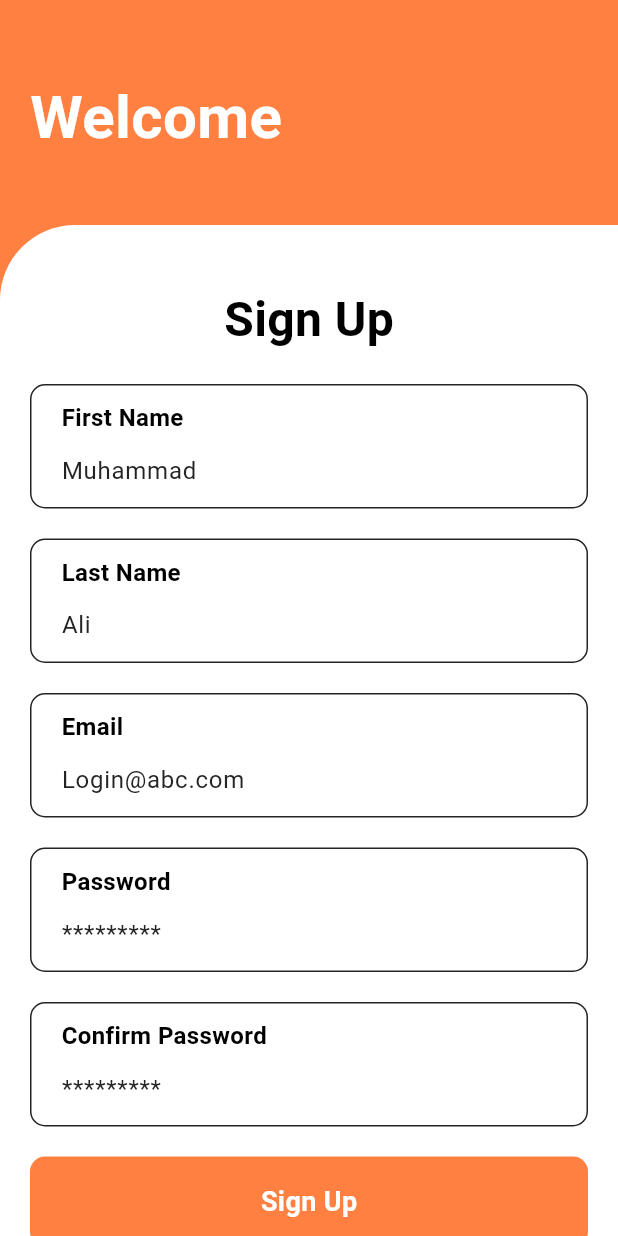
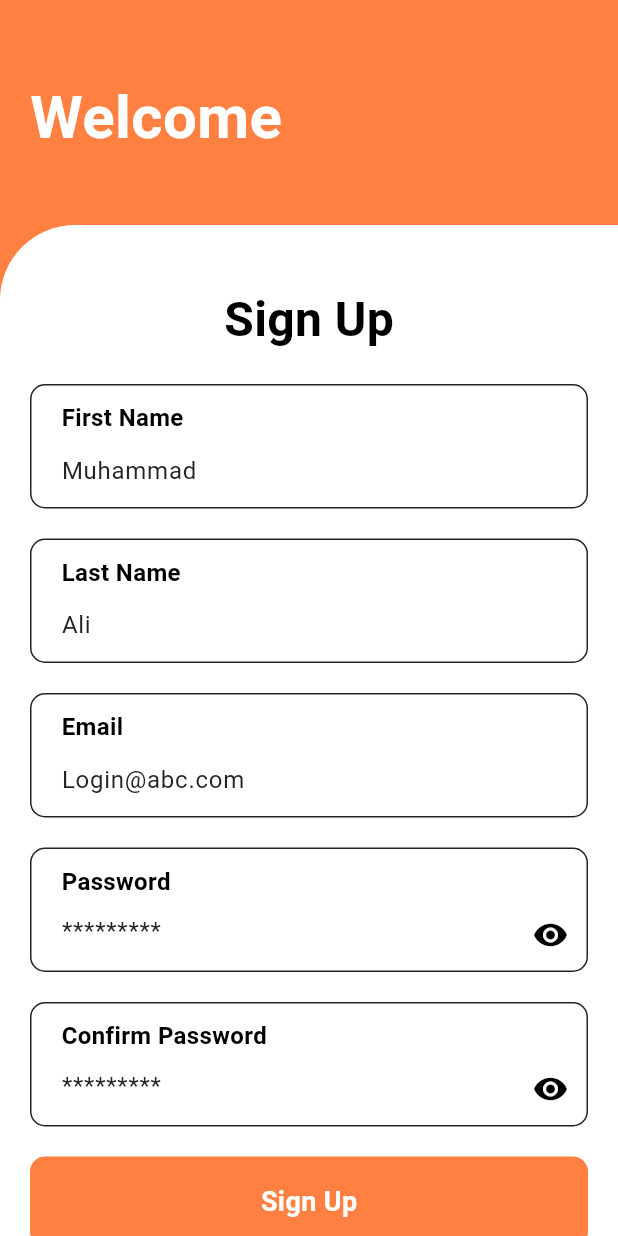
Before and after one commit to attaurrehmanhaji/Login-Signup-Screen, a Flutter app: the screen it shows after launch, after a tap on "Sign Up", on a phone screen of 412 x 824 dp. Run offline on Flutter 3.47's test engine with Material 3 defaults, Android fonts, the phone set to English and light mode, and no system bars; our stand-ins replace flutter_screenutil.

Commit message:
textfield updated

```diff
--- /dev/null
+++ b/devtools_options.yaml
@@ -0,0 +1,3 @@
+description: This file stores settings for Dart & Flutter DevTools.
+documentation: https://docs.flutter.dev/tools/devtools/extensions#configure-extension-enablement-states
+extensions:
--- a/lib/src/features/Auth/forget_password.dart
+++ b/lib/src/features/Auth/forget_password.dart
@@ -79,9 +79,9 @@ class _ForgetPasswordState extends State<ForgetPassword> {
                 ),
                 SizedBox(height: 10),
                 TxtField(
-                  'email',
-                  'Login@abc.com',
-                  false,
+                  labelText: 'email',
+                  hintText: 'Login@abc.com',
+                  obscureText: false,
                   controller: emailController,
                 ),
                 AppButtan(btnText: 'Send', onTap: () {}),
--- a/lib/src/features/Auth/login.dart
+++ b/lib/src/features/Auth/login.dart
@@ -36,9 +36,9 @@ class _LoginScreenState extends State<LoginScreen> {
             Positioned(
               top: 50,
               left: 20,
-
               child: Text(
                 "Welcome back",
+                textAlign: TextAlign.center,
                 style: TextStyle(
                   color: Colors.white,
                   fontSize: 40,
@@ -57,30 +57,29 @@ class _LoginScreenState extends State<LoginScreen> {
                 borderRadius: BorderRadius.only(topLeft: Radius.circular(50)),
               ),
               child: ListView(
-                padding: EdgeInsets.only(left: 20, right: 20, bottom: 25),
+                padding: EdgeInsets.all(20),
                 children: [
-                  Padding(
-                    padding: const EdgeInsets.only(top: 40, bottom: 40),
-                    child: Center(
-                      child: Text(
-                        "LogIn",
-                        style: TextStyle(
-                          fontSize: 32,
-                          fontWeight: FontWeight.bold,
-                        ),
+                  Center(
+                    child: Text(
+                      textAlign: TextAlign.center,
+                      "LogIn",
+                      style: TextStyle(
+                        fontSize: 32,
+                        fontWeight: FontWeight.bold,
                       ),
                     ),
                   ),
+                  SizedBox(height: 20),
                   TxtField(
-                    'Emale',
-                    'Login@example.com',
-                    false,
+                    labelText: 'Emale',
+                    hintText: 'Login@example.com',
+                    obscureText: false,
                     controller: emailController,
                   ),
                   TxtField(
-                    'Password',
-                    '*********',
-                    true,
+                    labelText: 'Password',
+                    hintText: '*********',
+                    obscureText: true,
                     controller: passwordController,
                   ),
 
@@ -92,6 +91,14 @@ class _LoginScreenState extends State<LoginScreen> {
                           passwordController.text.isEmpty) {
                         ScaffoldMessenger.of(context).showSnackBar(
                           const SnackBar(
+                            backgroundColor: AppColors.orangeColor,
+                            duration: Duration(seconds: 2),
+                            // behavior: SnackBarBehavior.fixed,
+                            showCloseIcon: true,
+                            closeIconColor: AppColors.whiteColor,
+                            behavior: SnackBarBehavior.floating,
+                            elevation: 10,
+
                             content: Text('Please enter email and password'),
                           ),
                         );
--- a/lib/src/features/Auth/signin.dart
+++ b/lib/src/features/Auth/signin.dart
@@ -77,33 +77,33 @@ class _SigninScreenState extends State<SigninScreen> {
                   ),
                 ),
                 TxtField(
-                  'First Name',
-                  'Muhammad',
-                  false,
+                  labelText: 'First Name',
+                  hintText: 'Muhammad',
+                  obscureText: false,
                   controller: firstNameController,
                 ),
                 TxtField(
-                  'Last Name',
-                  'Ali',
-                  false,
+                  labelText: 'Last Name',
+                  hintText: 'Ali',
+                  obscureText: false,
                   controller: lastNameController,
                 ),
                 TxtField(
-                  'Email',
-                  'Login@abc.com',
-                  false,
+                  labelText: 'Email',
+                  hintText: 'Login@abc.com',
+                  obscureText: false,
                   controller: emailController,
                 ),
                 TxtField(
-                  'Password',
-                  '*********',
-                  true,
+                  labelText: 'Password',
+                  hintText: '*********',
+                  obscureText: true,
                   controller: passwordController,
                 ),
                 TxtField(
-                  'Confirm Password',
-                  '*********',
-                  true,
+                  labelText: 'Confirm Password',
+                  hintText: '*********',
+                  obscureText: true,
                   controller: confirmPasswordController,
                 ),
                 AppButtan(
--- a/lib/src/shared/widgets/textField.dart
+++ b/lib/src/shared/widgets/textField.dart
@@ -1,19 +1,29 @@
 import 'package:flutter/material.dart';
 import 'package:login_signin_screens/src/core/constants/appColors.dart';
 
-class TxtField extends StatelessWidget {
+class TxtField extends StatefulWidget {
   final String labelText;
   final String hintText;
   final bool obscureText;
   final TextEditingController controller;
 
-  const TxtField(
-    this.labelText,
-    this.hintText,
-    this.obscureText, {
+  TxtField({
+    required this.labelText,
+    required this.hintText,
+    required this.obscureText,
+    required this.controller,
     super.key,
-    required this.controller,
   });
+
+  @override
+  State<TxtField> createState() => _TxtFieldState();
+}
+
+class _TxtFieldState extends State<TxtField> {
+  bool? _isObscured;
+
+  bool get isObscured => _isObscured ?? widget.obscureText;
+
   @override
   Widget build(BuildContext context) {
     return Container(
@@ -29,7 +39,7 @@ class TxtField extends StatelessWidget {
           Container(
             padding: const EdgeInsets.only(left: 20, top: 10),
             child: Text(
-              labelText,
+              widget.labelText,
               style: TextStyle(
                 fontWeight: FontWeight.bold,
                 fontSize: 16,
@@ -38,14 +48,27 @@ class TxtField extends StatelessWidget {
             ),
           ),
           TextField(
-            controller: controller,
-            obscureText: obscureText,
+            controller: widget.controller,
+            obscureText: isObscured,
             decoration: InputDecoration(
+              suffixIcon: widget.obscureText
+                  ? IconButton(
+                      onPressed: () {
+                        setState(() {
+                          _isObscured = !isObscured;
+                        });
+                      },
+                      icon: Icon(
+                        isObscured ? Icons.visibility : Icons.visibility_off,
+                      ),
+                    )
+                  : null,
+
               contentPadding: const EdgeInsets.symmetric(
                 vertical: 10,
                 horizontal: 20,
               ),
-              hintText: hintText,
+              hintText: widget.hintText,
               hintStyle: TextStyle(color: AppColors.grayColor),
               border: InputBorder.none,
             ),
```
Also changed, not shown: lib/src/features/home/car_details.dart (+17 -4 lines), lib/src/features/home/home.dart (+22 -20 lines).
